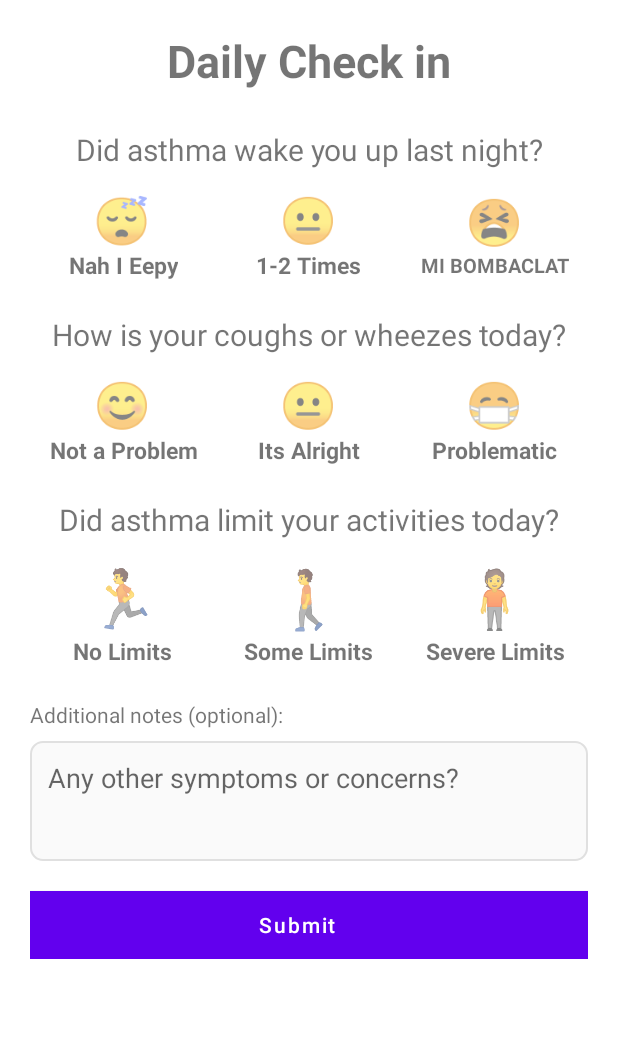
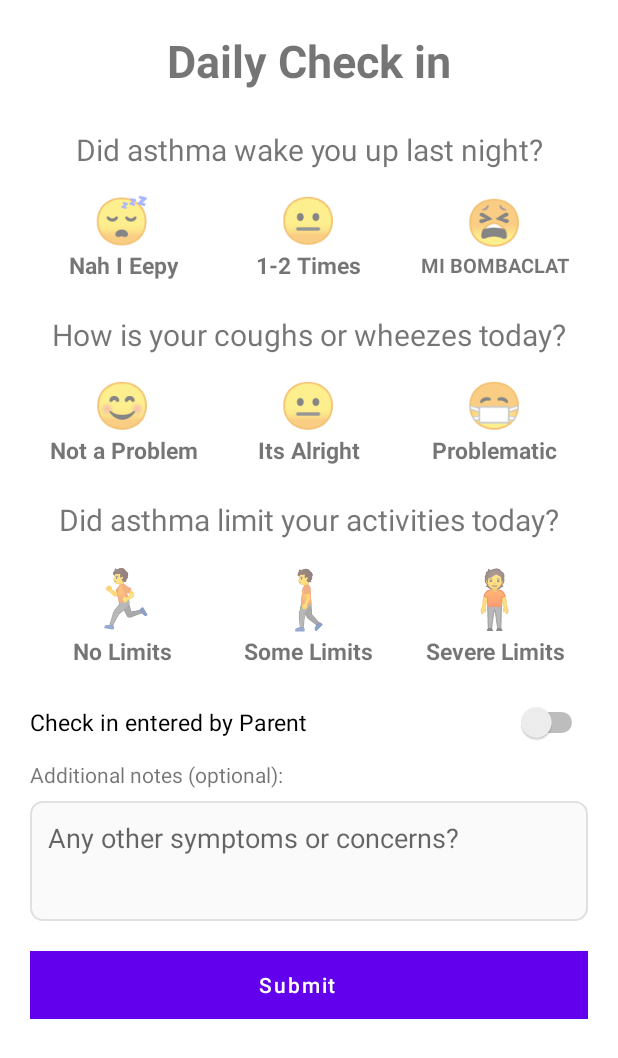
Before and after one commit to ShakoorShaik/smartAirAndroidApp, an Android app built with Jetpack Compose: the ChildDailyCheckIn screen opened directly, with no data from a screen before it, on a phone screen of 412 x 824 dp. Shown: the top 1058 px of the screen. Run offline under Robolectric (Android 15) with nearby library versions, the light colour scheme and no system bars; our stand-ins replace Firebase (no records; nobody signed in at launch, a user with empty details on screens opened directly).

Commit message:
Daily check in
Now there is a field where parents can enter if they had fill in the daily check in as oppose to children

```diff
--- a/app/src/main/java/com/example/smartair/child/checkin/ChildCheckInDataFields.java
+++ b/app/src/main/java/com/example/smartair/child/checkin/ChildCheckInDataFields.java
@@ -17,10 +17,12 @@ public class ChildCheckInDataFields {
     public String userEmail; //uh might not need
     public String userId;
 
+    public Boolean enteredByParent = false;
+
     public ChildCheckInDataFields() {}
 
     public ChildCheckInDataFields (String nightWaking, String coughWheeze,
-                                          String activityLimits, String notes) {
+                                          String activityLimits, String notes, Boolean enteredByParent) {
 
         FirebaseUser user = FirebaseAuth.getInstance().getCurrentUser();
 
@@ -29,6 +31,7 @@ public class ChildCheckInDataFields {
             this.userId = user.getUid();
         }
 
+        this.enteredByParent = enteredByParent;
         this.nightWaking = nightWaking;
         this.coughWheeze = coughWheeze;
         this.activityLimits = activityLimits;
--- a/app/src/main/java/com/example/smartair/child/checkin/ChildDailyCheckIn.java
+++ b/app/src/main/java/com/example/smartair/child/checkin/ChildDailyCheckIn.java
@@ -2,8 +2,10 @@ package com.example.smartair.child.checkin;
 
 import android.os.Bundle;
 import android.widget.Button;
+import android.widget.CompoundButton;
 import android.widget.EditText;
 import android.widget.LinearLayout;
+import android.widget.Switch;
 import android.widget.Toast;
 import androidx.appcompat.app.AppCompatActivity;
 import com.example.smartair.R;
@@ -27,6 +29,8 @@ public class ChildDailyCheckIn extends AppCompatActivity {
     private LinearLayout selectedSleepOption = null;
     private LinearLayout selectedCoughOption = null;
     private LinearLayout selectedLimitsOption = null;
+
+    private Switch enteredByParent = null;
 
     private EditText notesEditText;
     private Button submitButton;
@@ -79,6 +83,7 @@ public class ChildDailyCheckIn extends AppCompatActivity {
 
         submitButton = findViewById(R.id.btnSubmit);
         notesEditText = findViewById(R.id.notesEditText);
+        enteredByParent = findViewById(R.id.switch1);
 
         //Question 1
         LinearLayout badSleep = findViewById(R.id.emojiBad);
@@ -146,6 +151,18 @@ public class ChildDailyCheckIn extends AppCompatActivity {
             handleLimitsSelection(badLimits, "0");
         });
 
+        Boolean isChecked = enteredByParent.isChecked();
+
+        enteredByParent.setOnCheckedChangeListener(new CompoundButton.OnCheckedChangeListener() {
+            @Override
+            public void onCheckedChanged(CompoundButton buttonView, boolean isChecked) {
+                if (isChecked) {
+                    checkInData.enteredByParent = true;
+                }
+            }
+        });
+
+
         submitButton.setOnClickListener(v -> {
             checkInData.notes = notesEditText.getText().toString();
 
--- a/app/src/main/java/com/example/smartair/parent/ParentLinkGeneration.java
+++ b/app/src/main/java/com/example/smartair/parent/ParentLinkGeneration.java
@@ -9,9 +9,6 @@ import com.example.smartair.R;
 import utils.DatabaseManager;
 import utils.ParentProviderLinking;
 
-/*
-New to add invalidate code button
- */
 
 public class ParentLinkGeneration extends AppCompatActivity{
 
--- a/app/src/main/res/layout/activity_child_daily_checkin.xml
+++ b/app/src/main/res/layout/activity_child_daily_checkin.xml
@@ -323,6 +323,14 @@
         </LinearLayout>
     </LinearLayout>
 
+    <Switch
+        android:id="@+id/switch1"
+        android:layout_width="match_parent"
+        android:layout_height="30dp"
+        android:layout_marginBottom="10dp"
+        android:textSize="15dp"
+        android:text="Check in entered by Parent" />
+
     <TextView
         android:layout_width="match_parent"
         android:layout_height="wrap_content"
```
Also changed, not shown: app/src/main/java/com/example/smartair/child/checkin/DailyCheckInDataWriting.java (+1 -26 lines).
